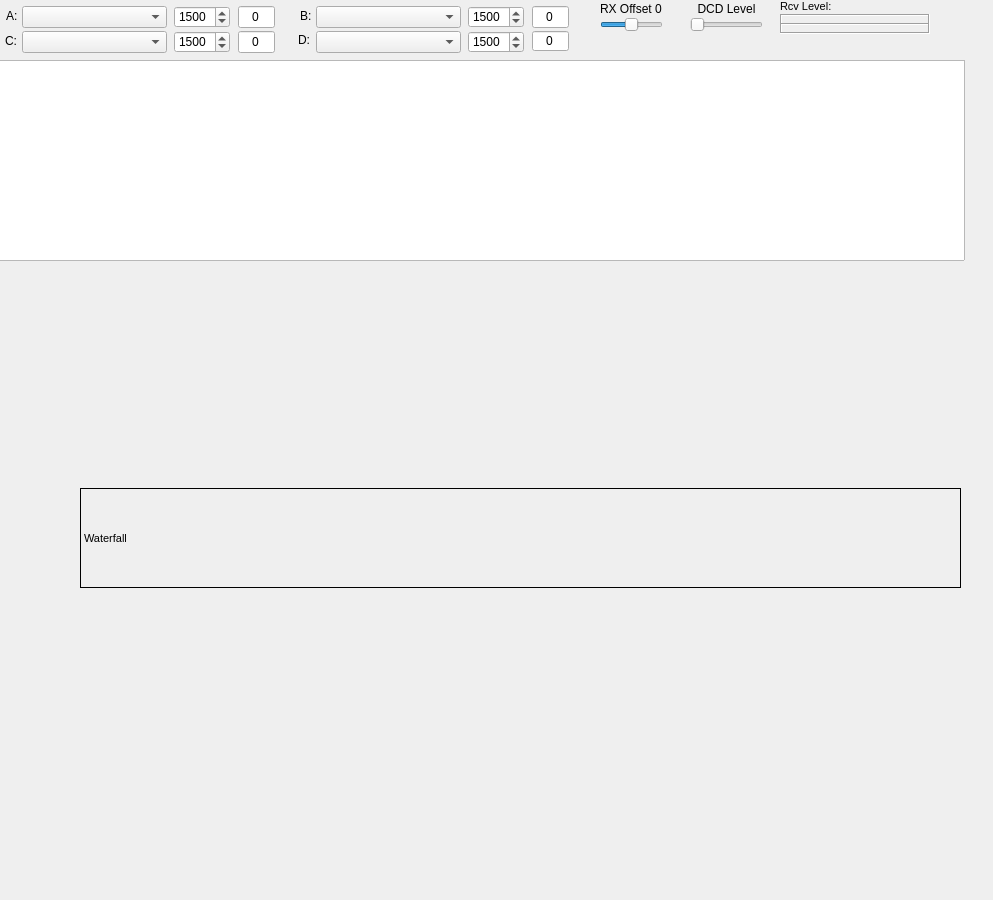
gm5dna/qtsoundmodem-macos-port, file QtSoundModem.ui: the form before one commit.
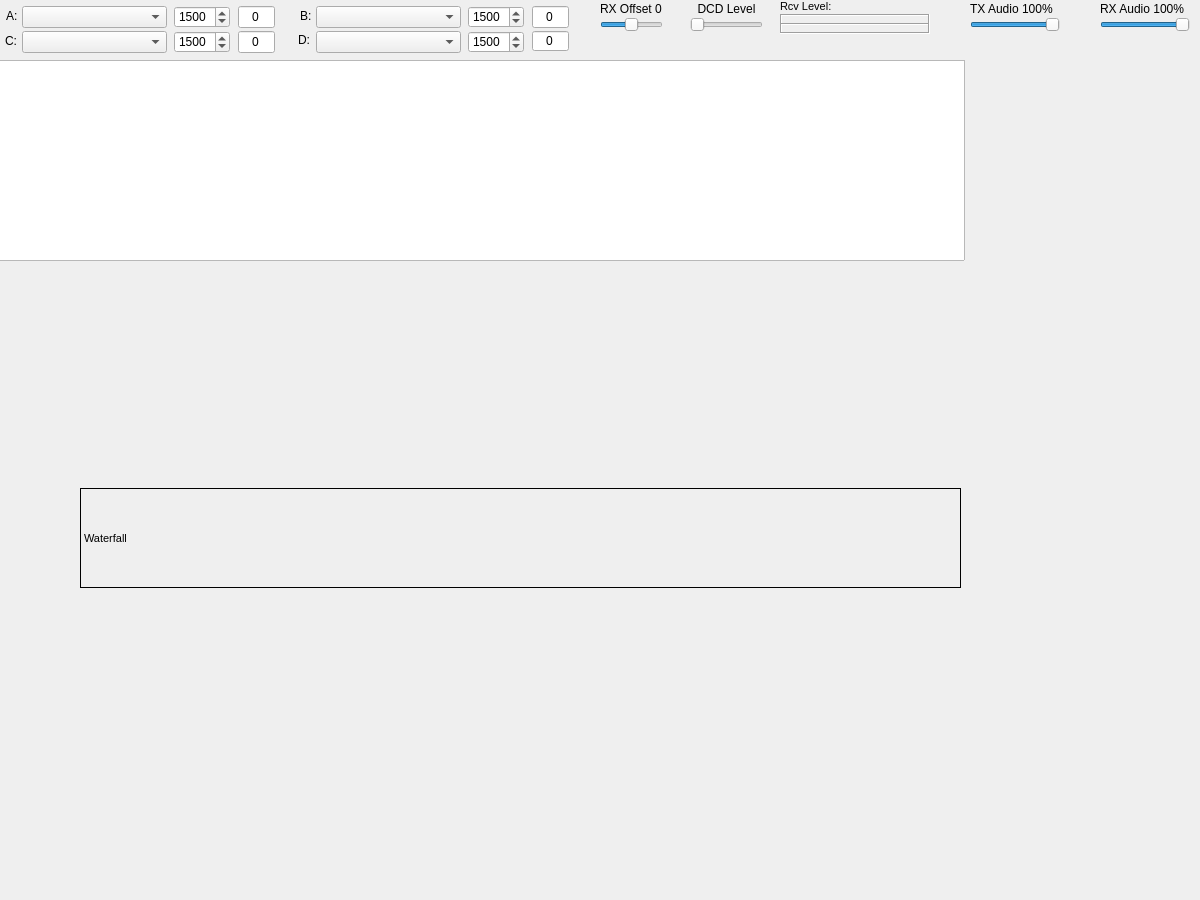
The form after the commit. Icons and pictures are not drawn.

Commit message: Audio: add TX Audio / RX Audio gain sliders

Diff of the .ui file:
```diff
--- a/QtSoundModem.ui
+++ b/QtSoundModem.ui
@@ -6,13 +6,13 @@
    <rect>
     <x>0</x>
     <y>0</y>
-    <width>993</width>
+    <width>1200</width>
     <height>900</height>
    </rect>
   </property>
   <property name="minimumSize">
    <size>
-    <width>993</width>
+    <width>1200</width>
     <height>300</height>
    </size>
   </property>
@@ -431,6 +431,88 @@
      <string/>
     </property>
    </widget>
+   <widget class="QLabel" name="TXAudioLabel">
+    <property name="geometry">
+     <rect>
+      <x>970</x>
+      <y>2</y>
+      <width>100</width>
+      <height>13</height>
+     </rect>
+    </property>
+    <property name="text">
+     <string>TX Audio 100%</string>
+    </property>
+   </widget>
+   <widget class="QSlider" name="TXAudio">
+    <property name="geometry">
+     <rect>
+      <x>970</x>
+      <y>18</y>
+      <width>90</width>
+      <height>14</height>
+     </rect>
+    </property>
+    <property name="minimum">
+     <number>0</number>
+    </property>
+    <property name="maximum">
+     <number>100</number>
+    </property>
+    <property name="value">
+     <number>100</number>
+    </property>
+    <property name="orientation">
+     <enum>Qt::Horizontal</enum>
+    </property>
+    <property name="tickPosition">
+     <enum>QSlider::NoTicks</enum>
+    </property>
+    <property name="tickInterval">
+     <number>10</number>
+    </property>
+   </widget>
+   <widget class="QLabel" name="RXAudioLabel">
+    <property name="geometry">
+     <rect>
+      <x>1100</x>
+      <y>2</y>
+      <width>100</width>
+      <height>13</height>
+     </rect>
+    </property>
+    <property name="text">
+     <string>RX Audio 100%</string>
+    </property>
+   </widget>
+   <widget class="QSlider" name="RXAudio">
+    <property name="geometry">
+     <rect>
+      <x>1100</x>
+      <y>18</y>
+      <width>90</width>
+      <height>14</height>
+     </rect>
+    </property>
+    <property name="minimum">
+     <number>0</number>
+    </property>
+    <property name="maximum">
+     <number>100</number>
+    </property>
+    <property name="value">
+     <number>100</number>
+    </property>
+    <property name="orientation">
+     <enum>Qt::Horizontal</enum>
+    </property>
+    <property name="tickPosition">
+     <enum>QSlider::NoTicks</enum>
+    </property>
+    <property name="tickInterval">
+     <number>10</number>
+    </property>
+   </widget>
   </widget>
   <widget class="QMenuBar" name="menuBar">
    <property name="geometry">
```
Left out of the diff: 2 changed lines with no effect on the pictures. The commit also changes 3 other files.
